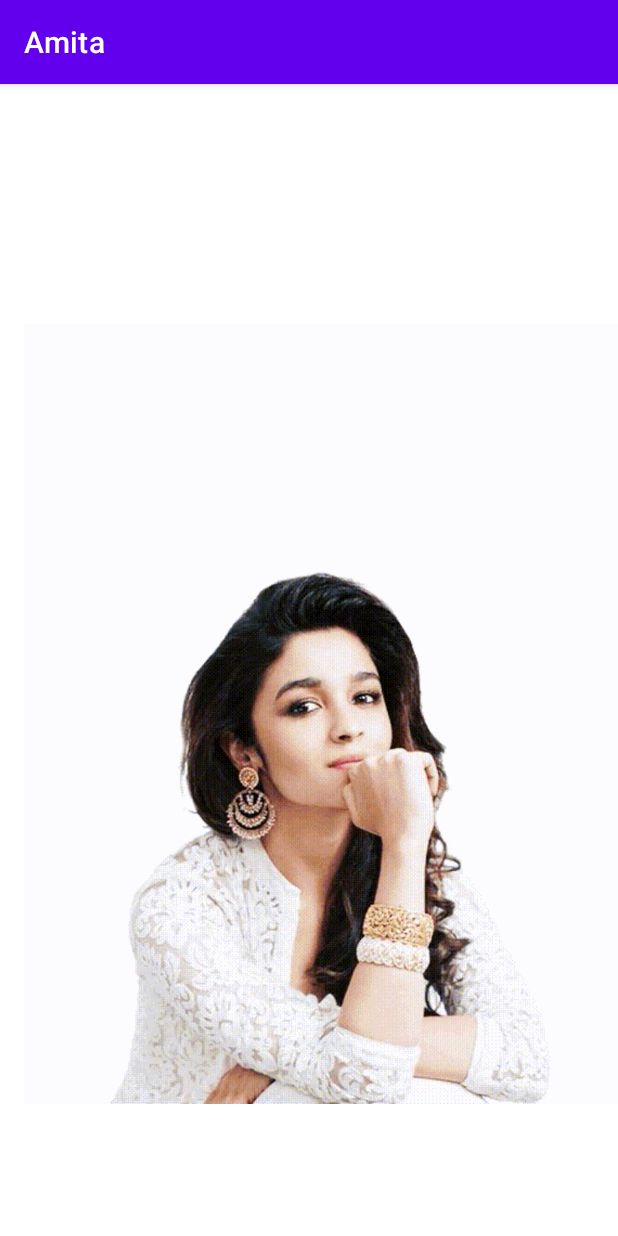
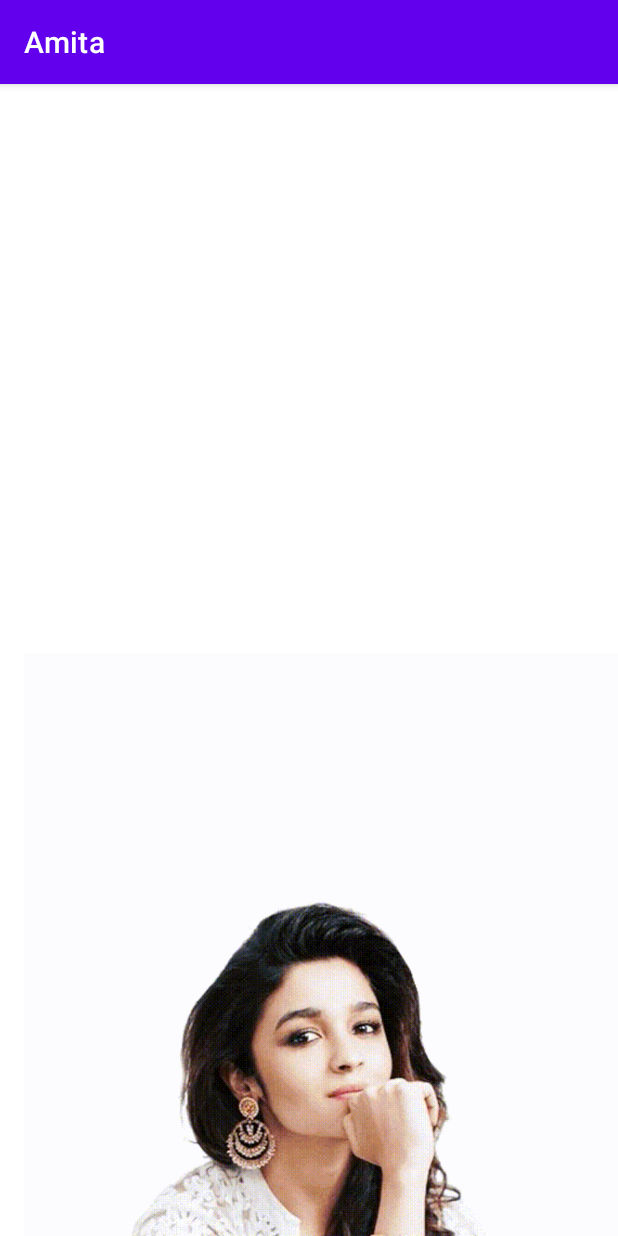
Before and after one commit to Hashan9625/Amita, an Android app: the screen it shows after launch (MainActivity), on a phone screen of 412 x 824 dp. Run offline under Robolectric (Android 15) with nearby library versions, the phone set to English and light mode, and no system bars.

Commit message:
Update activity_main.xml
screen

```diff
--- a/app/src/main/res/layout/activity_main.xml
+++ b/app/src/main/res/layout/activity_main.xml
@@ -18,7 +18,7 @@
             <androidx.appcompat.widget.Toolbar
                 android:id="@+id/toolbar"
                 android:layout_width="match_parent"
-                android:layout_height="wrap_content"
+                android:layout_height="1920px"
                 android:background="#F7FFFFFF"
                 app:subtitleTextColor="#0A0A0A"
                 app:titleTextColor="#111111">
```
